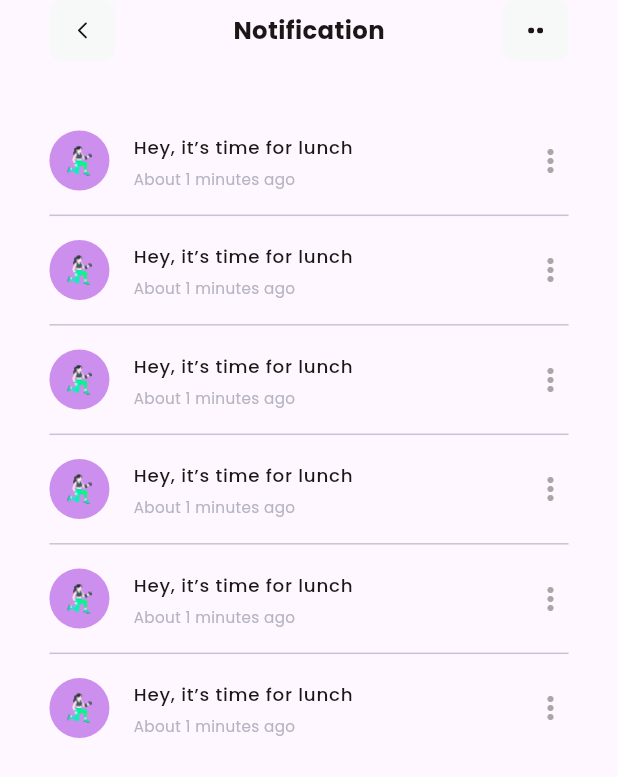
After one commit to aliNassef/FitTrack, a Flutter app: the NotificationView screen opened by its route, on a phone screen of 412 x 824 dp. The commit adds this screen. Shown: the top 777 px of the screen. Run offline on Flutter 3.47's test engine with Material 3 defaults, Android fonts, the phone set to English and light mode, and no system bars; our stand-ins replace carousel_slider, device_preview, dio, easy_localization, fl_chart, flutter_bloc and 9 more; accounts and stored records are empty; project files that could hold a hidden picture were left out.

Commit message:
feat: Add notification view and related components with custom icon buttons

```diff
--- a/lib/core/utils/app_images.dart
+++ b/lib/core/utils/app_images.dart
@@ -5,6 +5,7 @@ abstract class AppImages {
   static const String boarding4 = 'assets/images/boarding4.png';
   static const String welcome = 'assets/images/background_welcome.png';
   static const String logo = 'assets/images/logo.png';
+  static const String dummy = 'assets/images/dummy.png';
   static const String register1 = 'assets/images/register1.png';
   static const String register2 = 'assets/images/register2.png';
   static const String register3 = 'assets/images/register3.png';
@@ -35,6 +36,8 @@ abstract class AppIcons {
   static const String profileNavIcon = 'assets/icons/profile_icon_nav_bar.svg';
   static const String homeIcon = 'assets/icons/home_icon.svg';
   static const String activityIcon = 'assets/icons/activity_icon.svg';
+  static const String backArrowIcon = 'assets/icons/back_arrow_icon.svg';
+  static const String moreIcon = 'assets/icons/more_icon.svg';
 
   static const String homeBackgroundBannerIcon =
       'assets/icons/home_background.svg';
--- a/lib/core/utils/app_router.dart
+++ b/lib/core/utils/app_router.dart
@@ -6,6 +6,7 @@ import '../../features/auth/presentation/views/signup_view.dart';
 import '../../features/auth/presentation/views/signup_welcome_view.dart';
 import '../../features/auth/presentation/views/sucess_registration_view.dart';
 import '../../features/home/presentation/views/home_view.dart';
+import '../../features/home/presentation/views/notification_view.dart';
 import '../../features/layout/presentation/layout_view.dart';
 import '../../features/onboarding/presentation/views/onboarding_view.dart';
 import '../../features/onboarding/presentation/views/welcome_view.dart';
@@ -44,6 +45,10 @@ Route<dynamic> onGenerateRoute(RouteSettings settings) {
       return MaterialPageRoute(
         builder: (context) => const LayoutView(),
       );
+    case NotificationView.routeName:
+      return MaterialPageRoute(
+        builder: (context) => const NotificationView(),
+      );
     default:
       return MaterialPageRoute(builder: (context) => const Scaffold());
   }
--- /dev/null
+++ b/lib/core/widgets/custom_icon_button.dart
@@ -0,0 +1,35 @@
+import 'package:flutter/material.dart';
+import 'package:flutter_screenutil/flutter_screenutil.dart';
+import 'package:flutter_svg/svg.dart';
+
+class CustomIconButton extends StatelessWidget {
+  const CustomIconButton({
+    super.key,
+    required this.image,
+    this.onTap,
+  });
+  final String image;
+  final VoidCallback? onTap;
+  @override
+  Widget build(BuildContext context) {
+    return InkWell(
+      borderRadius: BorderRadius.circular(8),
+      onTap:onTap,
+      child: Container(
+        width: 40.w,
+        height: 40.h,
+        decoration: ShapeDecoration(
+          color: const Color(0xFFF7F8F8),
+          shape: RoundedRectangleBorder(
+            borderRadius: BorderRadius.circular(8),
+          ),
+        ),
+        child: Center(
+          child: SvgPicture.asset(
+            image,
+          ),
+        ),
+      ),
+    );
+  }
+}
--- /dev/null
+++ b/lib/features/home/presentation/views/notification_view.dart
@@ -0,0 +1,35 @@
+import 'package:fit_track_app/core/extensions/padding_extension.dart';
+import 'package:fit_track_app/core/helpers/app_spacer.dart';
+import 'package:flutter/material.dart';
+import '../widgets/notification_item.dart';
+import '../widgets/notification_top_bar.dart';
+
+class NotificationView extends StatelessWidget {
+  const NotificationView({super.key});
+  static const String routeName = 'notification-view';
+  @override
+  Widget build(BuildContext context) {
+    return Scaffold(
+        body: SafeArea(
+      child: Column(
+        children: [
+          NotificationTopBar(),
+          VerticalSpace(30),
+          Expanded(
+            child: ListView.separated(
+                itemBuilder: (_, index) {
+                  return const NotificationItem();
+                },
+                separatorBuilder: (_, index) {
+                  return const Divider(
+                    color: Color(0xffC6C4D4),
+                    height: 1,
+                  );
+                },
+                itemCount: 6),
+          ),
+        ],
+      ).withHorizontalPadding(30),
+    ));
+  }
+}
--- a/lib/features/home/presentation/widgets/home_top_bar.dart
+++ b/lib/features/home/presentation/widgets/home_top_bar.dart
@@ -1,9 +1,9 @@
 import 'package:flutter/material.dart';
 import 'package:flutter_screenutil/flutter_screenutil.dart';
-import 'package:flutter_svg/flutter_svg.dart';
-
 import '../../../../core/utils/app_images.dart';
 import '../../../../core/utils/app_styles.dart';
+import '../../../../core/widgets/custom_icon_button.dart';
+import '../views/notification_view.dart';
 
 class HomeTopBar extends StatelessWidget {
   const HomeTopBar({
@@ -31,24 +31,13 @@ class HomeTopBar extends StatelessWidget {
             ),
           ],
         ),
-        InkWell(
-          borderRadius: BorderRadius.circular(8),
-          onTap: () {},
-          child: Container(
-            width: 40.w,
-            height: 40.h,
-            decoration: ShapeDecoration(
-              color: const Color(0xFFF7F8F8),
-              shape: RoundedRectangleBorder(
-                borderRadius: BorderRadius.circular(8),
-              ),
-            ),
-            child: Center(
-              child: SvgPicture.asset(
-                AppIcons.notificationIcon,
-              ),
-            ),
-          ),
+        CustomIconButton(
+          onTap: () {
+            Navigator.of(context, rootNavigator: true).pushNamed(
+              NotificationView.routeName,
+            );
+          },
+          image: AppIcons.notificationIcon,
         ),
       ],
     );
--- /dev/null
+++ b/lib/features/home/presentation/widgets/notification_item.dart
@@ -0,0 +1,42 @@
+import 'package:fit_track_app/core/utils/app_colors.dart';
+import 'package:flutter/material.dart';
+
+import '../../../../core/utils/app_images.dart';
+import '../../../../core/utils/app_styles.dart';
+class NotificationItem extends StatelessWidget {
+  const NotificationItem({
+    super.key,
+  });
+
+  @override
+  Widget build(BuildContext context) {
+    return ListTile(
+      contentPadding: EdgeInsets.zero,
+      leading: CircleAvatar(
+        radius: 20,
+        backgroundColor: AppColors.secondaryColor,
+        child: Image.asset(
+          AppImages.dummy,
+          height: 20,
+          width: 20,
+        ),
+      ),
+      title: Text(
+        'Hey, it’s time for lunch',
+        style: AppStyles.medium12.copyWith(
+          color: AppColors.blackColor,
+        ),
+      ),
+      subtitle: Text(
+        'About 1 minutes ago',
+        style: AppStyles.regular10.copyWith(
+          color: AppColors.greyLighterColor,
+        ),
+      ),
+      trailing: Icon(
+        Icons.more_vert_outlined,
+        color: AppColors.greyColor,
+      ),
+    );
+  }
+}
--- /dev/null
+++ b/lib/features/home/presentation/widgets/notification_top_bar.dart
@@ -0,0 +1,34 @@
+import 'package:flutter/material.dart';
+
+import '../../../../core/utils/app_colors.dart';
+import '../../../../core/utils/app_images.dart';
+import '../../../../core/utils/app_styles.dart';
+import '../../../../core/widgets/custom_icon_button.dart';
+
+class NotificationTopBar extends StatelessWidget {
+  const NotificationTopBar({
+    super.key,
+  });
+
+  @override
+  Widget build(BuildContext context) {
+    return Row(
+      mainAxisAlignment: MainAxisAlignment.spaceBetween,
+      children: [
+        CustomIconButton(
+          onTap: () {
+            Navigator.pop(context);
+          },
+          image: AppIcons.backArrowIcon,
+        ),
+        Text(
+          'Notification',
+          style: AppStyles.bold16.copyWith(
+            color: AppColors.blackColor,
+          ),
+        ),
+        CustomIconButton(image: AppIcons.moreIcon),
+      ],
+    );
+  }
+}
```
Also changed, not shown: assets/icons/back_arrow_icon.svg (added), assets/icons/more_icon.svg (added), assets/images/dummy.png (added).
